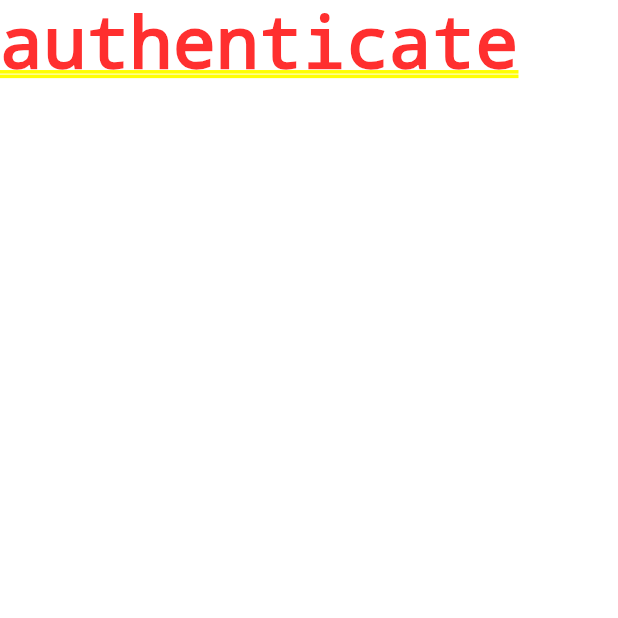
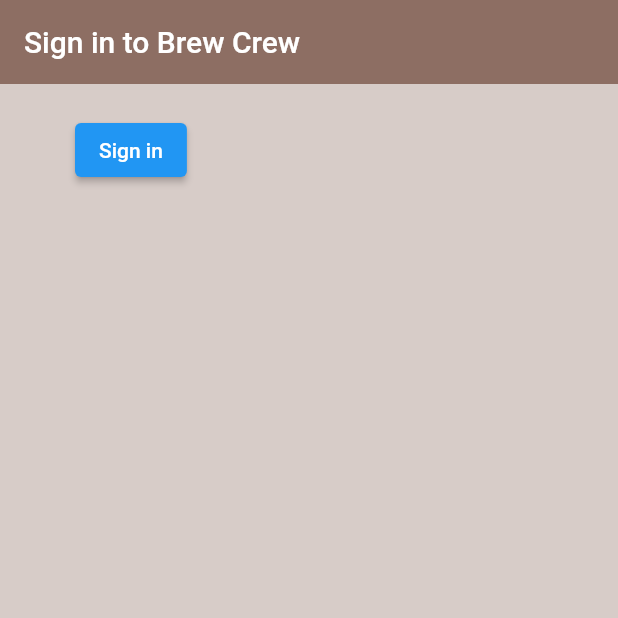
Before and after one commit to sreenath-kp/Flutter-firebase, a Flutter app: the screen it shows after launch, on a phone screen of 412 x 824 dp, the top half of it. Run offline on Flutter 3.47's test engine with Material 2 defaults, Android fonts, the phone set to English and light mode, and no system bars; our stand-ins replace firebase_auth; accounts and stored records are empty.

Commit message:
Sign in screen

```diff
--- a/lib/screens/authenticate/authenticate.dart
+++ b/lib/screens/authenticate/authenticate.dart
@@ -1,3 +1,4 @@
+import 'package:brew_crew/screens/authenticate/sign_in.dart';
 import 'package:flutter/material.dart';
 
 class Authenticate extends StatefulWidget {
@@ -10,8 +11,6 @@ class Authenticate extends StatefulWidget {
 class _AuthenticateState extends State<Authenticate> {
   @override
   Widget build(BuildContext context) {
-    return Container(
-      child: Text('authenticate'),
-    );
+    return SignIn();
   }
 }
--- /dev/null
+++ b/lib/screens/authenticate/sign_in.dart
@@ -0,0 +1,39 @@
+import 'package:brew_crew/services/auth.dart';
+import 'package:flutter/material.dart';
+
+class SignIn extends StatefulWidget {
+  const SignIn({super.key});
+
+  @override
+  State<SignIn> createState() => _SignInState();
+}
+
+class _SignInState extends State<SignIn> {
+  final AuthService _auth = AuthService();
+  @override
+  Widget build(BuildContext context) {
+    return Scaffold(
+      backgroundColor: Colors.brown[100],
+      appBar: AppBar(
+        backgroundColor: Colors.brown[400],
+        elevation: 0.0,
+        title: const Text('Sign in to Brew Crew'),
+      ),
+      body: Container(
+        padding: const EdgeInsets.symmetric(horizontal: 50.0, vertical: 20.0),
+        child: ElevatedButton(
+          child: const Text('Sign in'),
+          onPressed: () async {
+            dynamic result = await _auth.signInAnon();
+            if (result == null) {
+              print('Error in Signing in');
+            } else {
+              print('Signed in');
+              print(result);
+            }
+          },
+        ),
+      ),
+    );
+  }
+}
```
